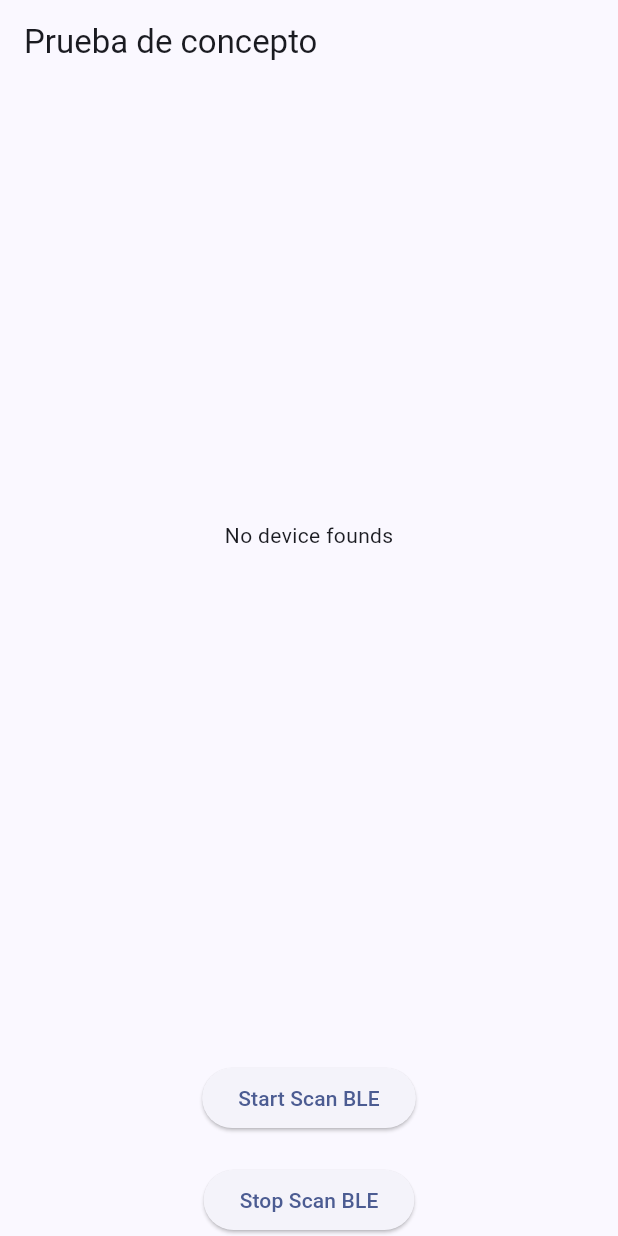
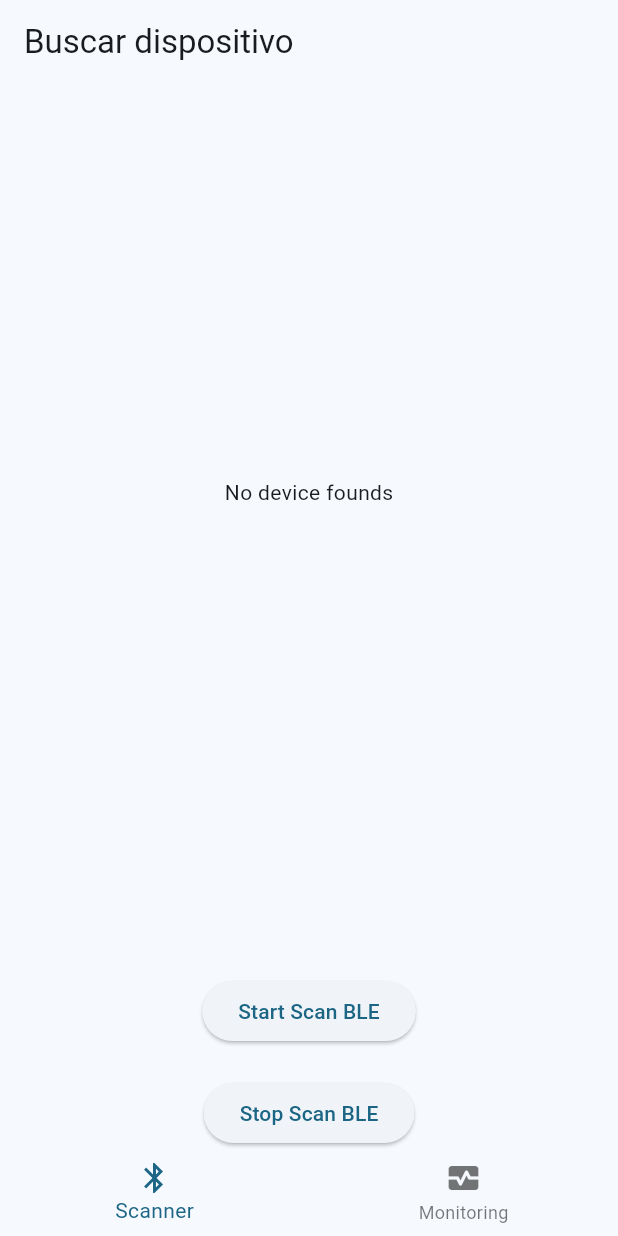
Before and after one commit to Ch4rt3/MyoSafe, a Flutter app: the screen it shows after launch, on a phone screen of 412 x 824 dp. Run offline on Flutter 3.47's test engine with Material 3 defaults, Android fonts, the phone set to English and light mode, and no system bars; our stand-ins replace fl_chart, flutter_blue_plus, flutter_riverpod, go_router, permission_handler.

Commit message:
Add page index provider and implement bottom navigation in HomeScreen
- Created a StateProvider for managing the current page index.
- Implemented HomeScreen to use IndexedStack for displaying different screens based on the selected index.
- Developed CustomBottomNavigation widget to allow users to switch between the BleScreen and MonitoringScreen.
- Updated widgets export file to include the new CustomBottomNavigation widget.

```diff
--- a/lib/config/router/app_router.dart
+++ b/lib/config/router/app_router.dart
@@ -1,26 +1,37 @@
 import 'package:go_router/go_router.dart';
 import 'package:muscle_monitoring/presentation/screens/ble_screen.dart';
+import 'package:muscle_monitoring/presentation/screens/home_screen.dart';
 import 'package:muscle_monitoring/presentation/screens/monitoring_screen.dart';
 
 class AppRouter {
   static final GoRouter router = GoRouter(
+    initialLocation: '/home/0',
     routes: [
       GoRoute(
-        path: '/',
+        path: '/home/:page',
         name: BleScreen.name,
-        builder: (context, state) => BleScreen(),
+        builder: (context, state) {
+          int.parse(state.pathParameters['page'] ?? '0');
+
+          return HomeScreen();
+        },
         routes: [
           GoRoute(
-            path: '/device/:name',
+            path: '/',
+            builder: (context, state) {
+              return const BleScreen();
+            },
+          ),
+          GoRoute(
+            path: '/device',
             name: MonitoringScreen.name,
             builder: (context, state) {
-              final deviceName = state.pathParameters['name'] ?? 'no-name';
-              return MonitoringScreen(deviceName: deviceName);
+              return MonitoringScreen();
             },
           ),
         ],
       ),
-      // Puedes agregar más rutas aquí
+      GoRoute(path: '/', redirect: (_, __) => '/home/0'),
     ],
   );
 }
--- a/lib/config/theme/app_theme.dart
+++ b/lib/config/theme/app_theme.dart
@@ -1,7 +1,9 @@
-
 import 'package:flutter/material.dart';
 
 class AppTheme {
-  ThemeData getTheme() =>
-      ThemeData(useMaterial3: true, colorSchemeSeed: Color(0xFF2862F5) );
+  ThemeData getTheme() => ThemeData(
+    useMaterial3: true,
+    // colorSchemeSeed: Color(0xFF2862F5)
+    colorSchemeSeed: Colors.lightBlueAccent,
+  );
 }
--- /dev/null
+++ b/lib/presentation/providers/page_index_provider.dart
@@ -0,0 +1,3 @@
+import 'package:flutter_riverpod/flutter_riverpod.dart';
+
+final pageIndexProvider = StateProvider<int>((ref) => 0);
--- a/lib/presentation/screens/ble_screen.dart
+++ b/lib/presentation/screens/ble_screen.dart
@@ -15,7 +15,7 @@ class BleScreen extends ConsumerWidget {
     // final receivedDataList = ref.watch(bleProvider);
 
     return Scaffold(
-      appBar: AppBar(title: Text('Prueba de concepto')),
+      appBar: AppBar(title: Text('Buscar dispositivo')),
       body: Column(
         mainAxisAlignment: MainAxisAlignment.center,
         children: [
--- /dev/null
+++ b/lib/presentation/screens/home_screen.dart
@@ -0,0 +1,23 @@
+import 'package:flutter/material.dart';
+import 'package:flutter_riverpod/flutter_riverpod.dart';
+import 'package:muscle_monitoring/presentation/providers/page_index_provider.dart';
+import 'package:muscle_monitoring/presentation/screens/ble_screen.dart';
+import 'package:muscle_monitoring/presentation/screens/monitoring_screen.dart';
+import 'package:muscle_monitoring/presentation/widgets/shared/custom_bottom_navigation.dart';
+
+class HomeScreen extends ConsumerWidget {
+  static const name = 'home-screen';
+
+  const HomeScreen({super.key});
+
+  final viewRoutes = const <Widget>[BleScreen(), MonitoringScreen()];
+
+  @override
+  Widget build(BuildContext context, WidgetRef ref) {
+    final pageIndex = ref.watch(pageIndexProvider);
+    return Scaffold(
+      body: IndexedStack(index: pageIndex, children: viewRoutes),
+      bottomNavigationBar: CustomBottomNavigation(),
+    );
+  }
+}
--- /dev/null
+++ b/lib/presentation/widgets/shared/custom_bottom_navigation.dart
@@ -0,0 +1,24 @@
+import 'package:flutter/material.dart';
+import 'package:flutter_riverpod/flutter_riverpod.dart';
+import 'package:muscle_monitoring/presentation/providers/page_index_provider.dart';
+
+class CustomBottomNavigation extends ConsumerWidget {
+  const CustomBottomNavigation({super.key});
+
+  @override
+  Widget build(BuildContext context, WidgetRef ref) {
+    final currentIndex = ref.watch(pageIndexProvider);
+    return BottomNavigationBar(
+      currentIndex: currentIndex,
+      onTap: (value) => ref.read(pageIndexProvider.notifier).state = value,
+      elevation: 0,
+      items: const [
+        BottomNavigationBarItem(icon: Icon(Icons.bluetooth), label: 'Scanner'),
+        BottomNavigationBarItem(
+          icon: Icon(Icons.monitor_heart),
+          label: 'Monitoring',
+        ),
+      ],
+    );
+  }
+}
--- /dev/null
+++ b/lib/presentation/widgets/widgets.dart
@@ -0,0 +1,2 @@
+export 'ble/device_card.dart';
+export 'shared/custom_bottom_navigation.dart';
```
Also changed, not shown: lib/presentation/providers/ble_provider.dart (+50 -16 lines), lib/presentation/screens/monitoring_screen.dart (+22 -7 lines), lib/presentation/widgets/ble/device_card.dart (+36 -45 lines), pubspec.yaml (+10 -0 lines), assets/icon/app-icon-2.png (added), assets/icon/app-icon.png (added), pubspec.lock, 29 other files.
